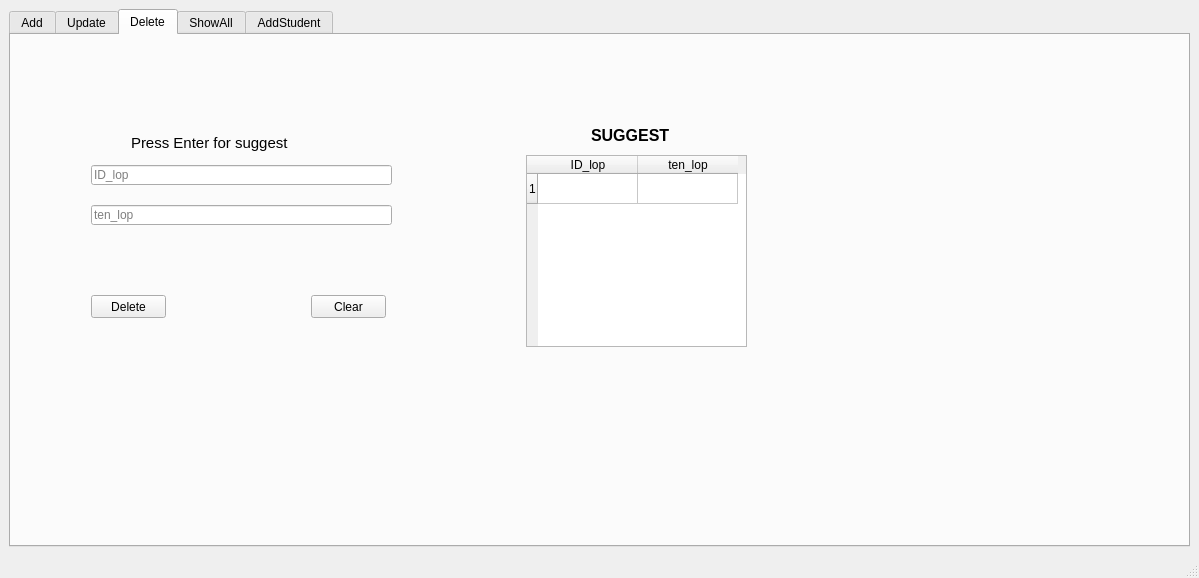
This is app/view/HomeAdmin.ui in huynhngoanhthai/python_project as Qt 5 draws it before an edit. The edited form follows.
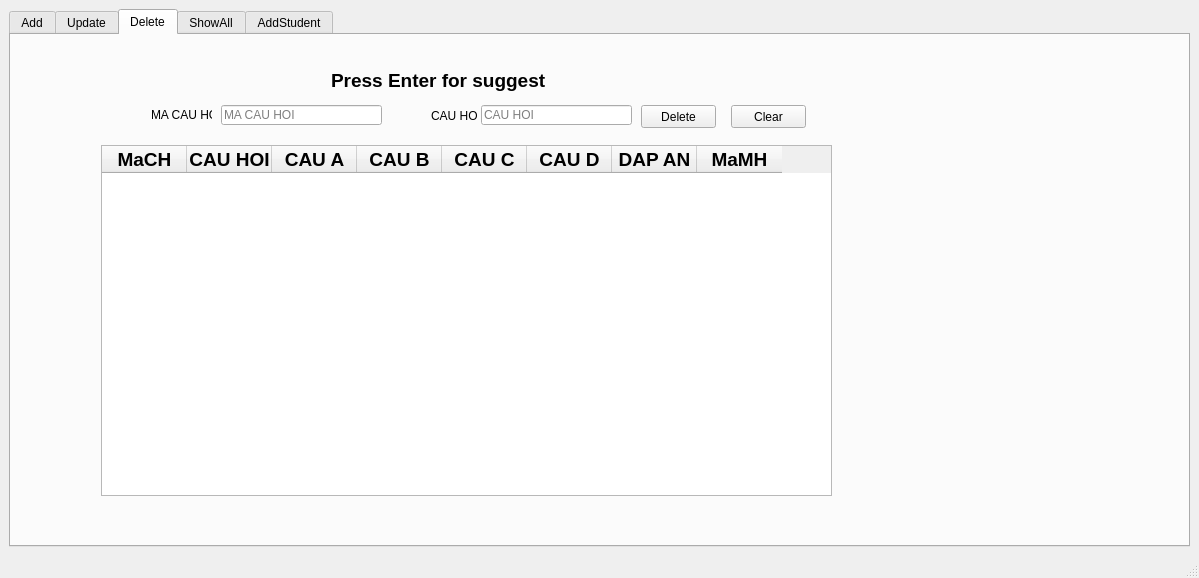
This is the edited form. The open tabs and pages were chosen to show the change.

Commit message: Delete Question

Diff of the .ui file:
```diff
--- a/app/view/HomeAdmin.ui
+++ b/app/view/HomeAdmin.ui
@@ -692,8 +692,8 @@
        <widget class="QPushButton" name="Clear_Delete">
         <property name="geometry">
          <rect>
-          <x>300</x>
-          <y>260</y>
+          <x>720</x>
+          <y>70</y>
           <width>75</width>
           <height>23</height>
          </rect>
@@ -702,75 +702,11 @@
          <string>Clear</string>
         </property>
        </widget>
-       <widget class="QLineEdit" name="ID_lop_Delete">
+       <widget class="QPushButton" name="DeleteQuestion">
         <property name="geometry">
          <rect>
-          <x>80</x>
-          <y>130</y>
-          <width>301</width>
-          <height>20</height>
-         </rect>
-        </property>
-        <property name="placeholderText">
-         <string>ID_lop</string>
-        </property>
-       </widget>
-       <widget class="QLabel" name="label_3">
-        <property name="geometry">
-         <rect>
-          <x>580</x>
-          <y>90</y>
-          <width>161</width>
-          <height>20</height>
-         </rect>
-        </property>
-        <property name="font">
-         <font>
-          <pointsize>12</pointsize>
-          <weight>75</weight>
-          <bold>true</bold>
-         </font>
-        </property>
-        <property name="layoutDirection">
-         <enum>Qt::LeftToRight</enum>
-        </property>
-        <property name="text">
-         <string>SUGGEST</string>
-        </property>
-       </widget>
-       <widget class="QTableWidget" name="Suggest_Delete">
-        <property name="geometry">
-         <rect>
-          <x>515</x>
-          <y>120</y>
-          <width>221</width>
-          <height>192</height>
-         </rect>
-        </property>
-        <property name="layoutDirection">
-         <enum>Qt::LeftToRight</enum>
-        </property>
-        <row>
-         <property name="text">
-          <string>1</string>
-         </property>
-        </row>
-        <column>
-         <property name="text">
-          <string>ID_lop</string>
-         </property>
-        </column>
-        <column>
-         <property name="text">
-          <string>ten_lop</string>
-         </property>
-        </column>
-       </widget>
-       <widget class="QPushButton" name="DeleteClass">
-        <property name="geometry">
-         <rect>
-          <x>80</x>
-          <y>260</y>
+          <x>630</x>
+          <y>70</y>
           <width>75</width>
           <height>23</height>
          </rect>
@@ -779,37 +715,205 @@
          <string>Delete</string>
         </property>
        </widget>
-       <widget class="QLineEdit" name="ten_lop_Delete">
-        <property name="geometry">
-         <rect>
-          <x>80</x>
-          <y>170</y>
-          <width>301</width>
-          <height>20</height>
-         </rect>
-        </property>
-        <property name="placeholderText">
-         <string>ten_lop</string>
-        </property>
-       </widget>
        <widget class="QLabel" name="label_4">
         <property name="geometry">
          <rect>
-          <x>120</x>
-          <y>100</y>
+          <x>320</x>
+          <y>30</y>
           <width>281</width>
-          <height>16</height>
+          <height>31</height>
          </rect>
         </property>
         <property name="font">
          <font>
-          <pointsize>11</pointsize>
+          <pointsize>14</pointsize>
+          <weight>75</weight>
+          <bold>true</bold>
          </font>
         </property>
         <property name="text">
          <string>Press Enter for suggest</string>
         </property>
        </widget>
+       <widget class="QTableWidget" name="QTableDelete">
+        <property name="geometry">
+         <rect>
+          <x>90</x>
+          <y>110</y>
+          <width>731</width>
+          <height>351</height>
+         </rect>
+        </property>
+        <property name="minimumSize">
+         <size>
+          <width>10</width>
+          <height>20</height>
+         </size>
+        </property>
+        <property name="layoutDirection">
+         <enum>Qt::LeftToRight</enum>
+        </property>
+        <property name="autoScrollMargin">
+         <number>16</number>
+        </property>
+        <attribute name="horizontalHeaderDefaultSectionSize">
+         <number>85</number>
+        </attribute>
+        <attribute name="horizontalHeaderMinimumSectionSize">
+         <number>24</number>
+        </attribute>
+        <attribute name="verticalHeaderDefaultSectionSize">
+         <number>1</number>
+        </attribute>
+        <column>
+         <property name="text">
+          <string>MaCH</string>
+         </property>
+         <property name="font">
+          <font>
+           <pointsize>14</pointsize>
+           <weight>75</weight>
+           <bold>true</bold>
+          </font>
+         </property>
+        </column>
+        <column>
+         <property name="text">
+          <string>CAU HOI</string>
+         </property>
+         <property name="font">
+          <font>
+           <pointsize>14</pointsize>
+           <weight>75</weight>
+           <bold>true</bold>
+          </font>
+         </property>
+        </column>
+        <column>
+         <property name="text">
+          <string>CAU A</string>
+         </property>
+         <property name="font">
+          <font>
+           <pointsize>14</pointsize>
+           <weight>75</weight>
+           <bold>true</bold>
+          </font>
+         </property>
+        </column>
+        <column>
+         <property name="text">
+          <string>CAU B</string>
+         </property>
+         <property name="font">
+          <font>
+           <pointsize>14</pointsize>
+           <weight>75</weight>
+           <bold>true</bold>
+          </font>
+         </property>
+        </column>
+        <column>
+         <property name="text">
+          <string>CAU C</string>
+         </property>
+         <property name="font">
+          <font>
+           <pointsize>14</pointsize>
+           <weight>75</weight>
+           <bold>true</bold>
+          </font>
+         </property>
+        </column>
+        <column>
+         <property name="text">
+          <string>CAU D</string>
+         </property>
+         <property name="font">
+          <font>
+           <pointsize>14</pointsize>
+           <weight>75</weight>
+           <bold>true</bold>
+          </font>
+         </property>
+        </column>
+        <column>
+         <property name="text">
+          <string>DAP AN</string>
+         </property>
+         <property name="font">
+          <font>
+           <pointsize>14</pointsize>
+           <weight>75</weight>
+           <bold>true</bold>
+          </font>
+         </property>
+        </column>
+        <column>
+         <property name="text">
+          <string>MaMH</string>
+         </property>
+         <property name="font">
+          <font>
+           <pointsize>14</pointsize>
+           <weight>75</weight>
+           <bold>true</bold>
+          </font>
+         </property>
+        </column>
+       </widget>
+       <widget class="QLabel" name="label_3">
+        <property name="geometry">
+         <rect>
+          <x>420</x>
+          <y>70</y>
+          <width>47</width>
+          <height>21</height>
+         </rect>
+        </property>
+        <property name="text">
+         <string>CAU HOI</string>
+        </property>
+       </widget>
+       <widget class="QLabel" name="label_6">
+        <property name="geometry">
+         <rect>
+          <x>140</x>
+          <y>70</y>
+          <width>61</width>
+          <height>20</height>
+         </rect>
+        </property>
+        <property name="text">
+         <string>MA CAU HOI</string>
+        </property>
+       </widget>
+       <widget class="QLineEdit" name="QLineDIDCauHoi">
+        <property name="geometry">
+         <rect>
+          <x>210</x>
+          <y>70</y>
+          <width>161</width>
+          <height>20</height>
+         </rect>
+        </property>
+        <property name="placeholderText">
+         <string>MA CAU HOI</string>
+        </property>
+       </widget>
+       <widget class="QLineEdit" name="QLineDCauHoi">
+        <property name="geometry">
+         <rect>
+          <x>470</x>
+          <y>70</y>
+          <width>151</width>
+          <height>20</height>
+         </rect>
+        </property>
+        <property name="placeholderText">
+         <string>CAU HOI</string>
+        </property>
+       </widget>
       </widget>
       <widget class="QWidget" name="ShowAll">
        <attribute name="title">
```
Left out of the diff: 4 changed lines with no effect on the pictures. The commit also changes 3 other files.
